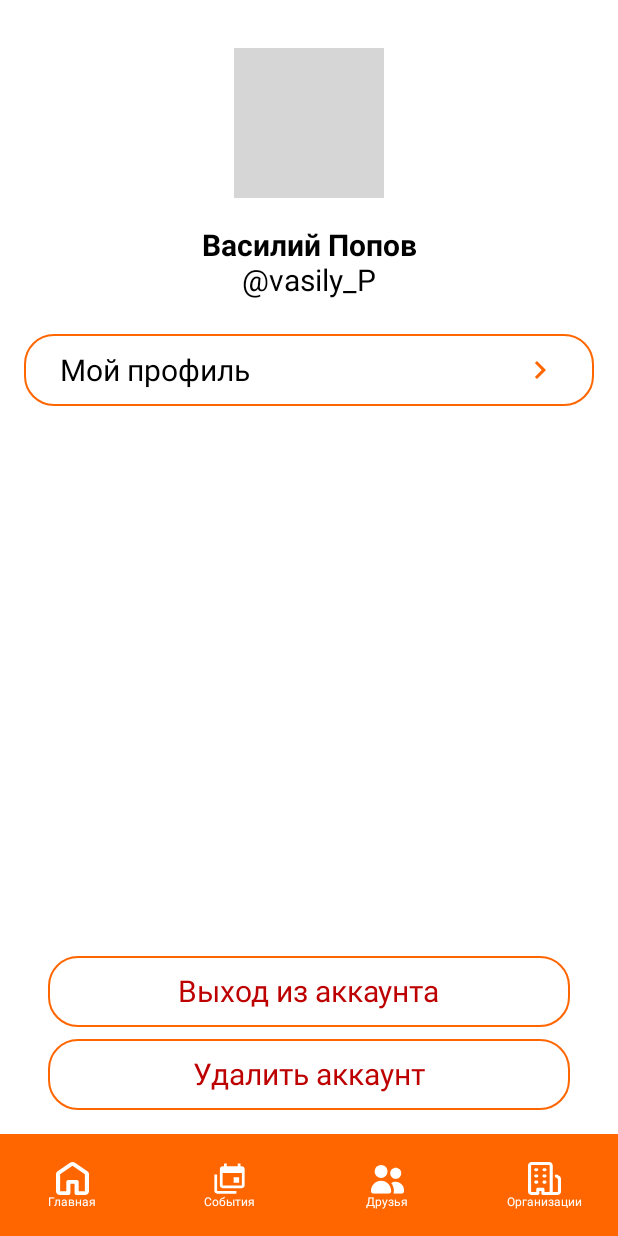
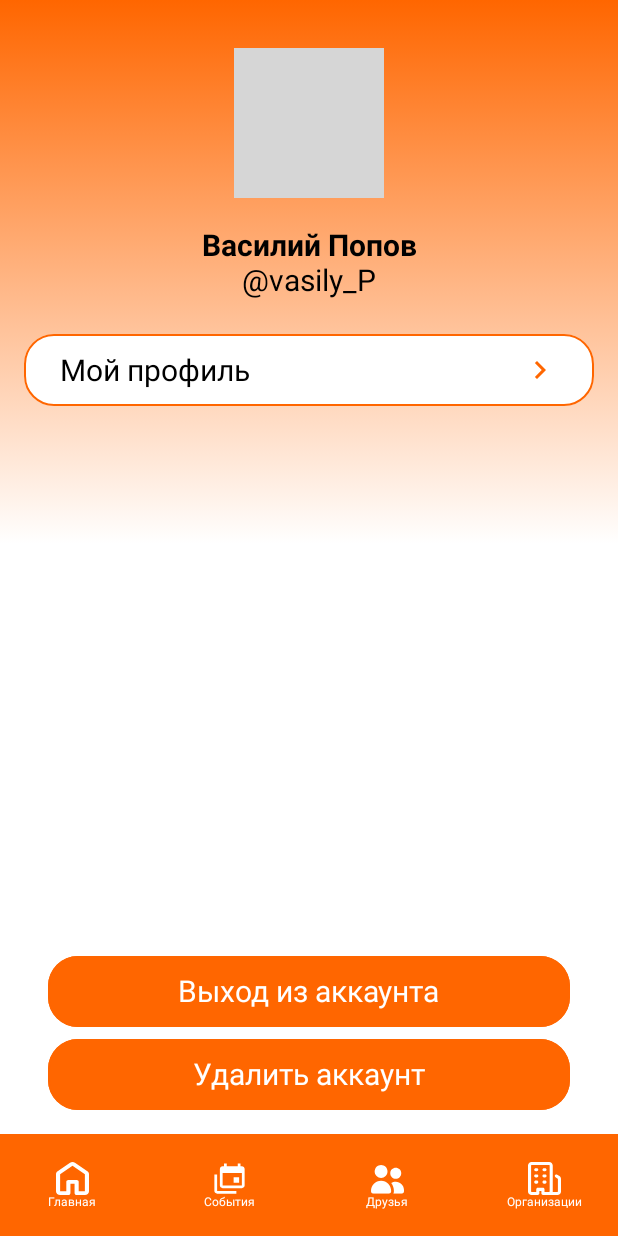
Before and after one commit to True-Business/eventhub-android-client, an Android app built with Jetpack Compose: the ProfileSettingsPage screen opened through its navigation route, on a phone screen of 412 x 824 dp. Run offline under Robolectric (Android 15) with nearby library versions, the phone set to English and light mode, and no system bars; network calls fail; pictures from the network do not load; grey boxes are pictures that could not be loaded.

Commit message:
Redesign profile (#19)
Co-authored-by: diana-salina <dianasalina795@gmail.com>

```diff
--- a/app/src/main/java/ru/truebusiness/liveposter_android_client/view/ProfileSettingsPage.kt
+++ b/app/src/main/java/ru/truebusiness/liveposter_android_client/view/ProfileSettingsPage.kt
@@ -25,6 +25,7 @@ import androidx.compose.runtime.getValue
 import androidx.compose.ui.Alignment
 import androidx.compose.ui.Modifier
 import androidx.compose.ui.draw.clip
+import androidx.compose.ui.graphics.Brush
 import androidx.compose.ui.graphics.Color
 import androidx.compose.ui.layout.ContentScale
 import androidx.compose.ui.text.font.FontWeight
@@ -48,7 +49,13 @@ fun ProfileSettingsPage(
     Box(
         modifier = Modifier
             .fillMaxSize()
-            .background(Color.White)
+            .background(
+                brush = Brush.verticalGradient(
+                    0f to orange,
+                    0.44f to Color.White,
+                    1f to Color.White
+                )
+            )
     ) {
         Scaffold(
             bottomBar = {
@@ -74,11 +81,6 @@ fun ProfileSettingsPage(
                         .size(100.dp)
                         .clip(CircleShape)
                         .background(Color.White)
-                        .border(
-                            width = 1.dp,
-                            color = orange,
-                            shape = CircleShape
-                        )
                         .clickable { navController.navigate("profile") },
                     contentAlignment = Alignment.Center
                 ) {
@@ -134,24 +136,28 @@ fun ProfileSettingsPage(
                     horizontalAlignment = Alignment.CenterHorizontally
                 ) {
                     InfoSurface(
-                        modifier = Modifier.clickable(onClick = { profileSettingsViewModel.logout() })
+                        backgroundColor = orange,
+                        modifier = Modifier
+                            .clickable(onClick = { profileSettingsViewModel.logout() })
                     ) {
                         Text(
                             text = "Выход из аккаунта",
                             fontSize = 20.sp,
                             fontWeight = FontWeight.Normal,
-                            color = Color(0xFFBD0000)
+                            color = Color.White
                         )
                     }
                     Spacer(modifier = Modifier.height(8.dp))
                     InfoSurface(
-                        modifier = Modifier.clickable(onClick = { profileSettingsViewModel.logout() })
+                        backgroundColor = orange,
+                        modifier = Modifier
+                            .clickable(onClick = { profileSettingsViewModel.logout() })
                     ) {
                         Text(
                             text = "Удалить аккаунт",
                             fontSize = 20.sp,
                             fontWeight = FontWeight.Normal,
-                            color = Color(0xFFBD0000)
+                            color = Color.White
                         )
                     }
                 }
--- a/app/src/main/java/ru/truebusiness/liveposter_android_client/view/components/InfoSurface.kt
+++ b/app/src/main/java/ru/truebusiness/liveposter_android_client/view/components/InfoSurface.kt
@@ -20,6 +20,7 @@ import androidx.compose.ui.unit.dp
 fun InfoSurface(
     modifier: Modifier = Modifier,
     cornerRadius: Dp = 20.dp,
+    backgroundColor: Color = Color.White,
     content: @Composable BoxScope.() -> Unit
 ) {
     Box(
@@ -27,7 +28,7 @@ fun InfoSurface(
             .fillMaxWidth()
             .padding(horizontal = 16.dp)
             .background(
-                color = Color.White,
+                color = backgroundColor,
                 shape = RoundedCornerShape(cornerRadius)
             )
             .border(width = 1.dp, Color(0xFFFF6600), RoundedCornerShape(cornerRadius))
--- a/app/src/main/res/drawable/back_buttom.xml
+++ b/app/src/main/res/drawable/back_buttom.xml
@@ -8,6 +8,6 @@
       android:strokeLineJoin="round"
       android:strokeWidth="2.5"
       android:fillColor="#00000000"
-      android:strokeColor="#FF6600"
+      android:strokeColor="#FFFFFF"
       android:strokeLineCap="round"/>
 </vector>
```
Also changed, not shown: app/src/main/java/ru/truebusiness/liveposter_android_client/view/ProfilePage.kt (+11 -7 lines).
